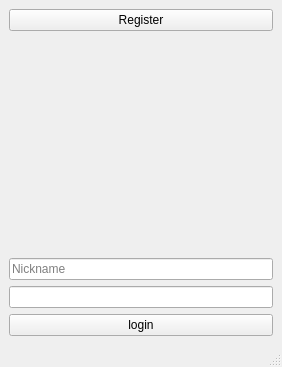
Above: userClient/mainwindow.ui from AlexeyProg/messager_qt_cplusplus before the change. Below: the same form after it.
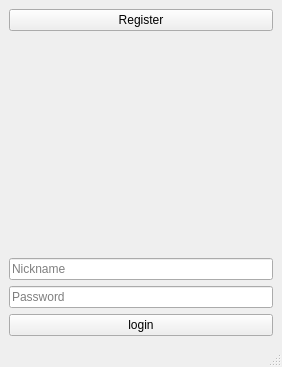
That is the form after the change.

Patch:
```diff
--- a/userClient/mainwindow.ui
+++ b/userClient/mainwindow.ui
@@ -23,7 +23,11 @@
      </widget>
     </item>
     <item row="3" column="0">
-     <widget class="QLineEdit" name="lineEdit_password"/>
+     <widget class="QLineEdit" name="lineEdit_password">
+      <property name="placeholderText">
+       <string>Password</string>
+      </property>
+     </widget>
     </item>
     <item row="0" column="0">
      <widget class="QPushButton" name="pushButton_register">
```
